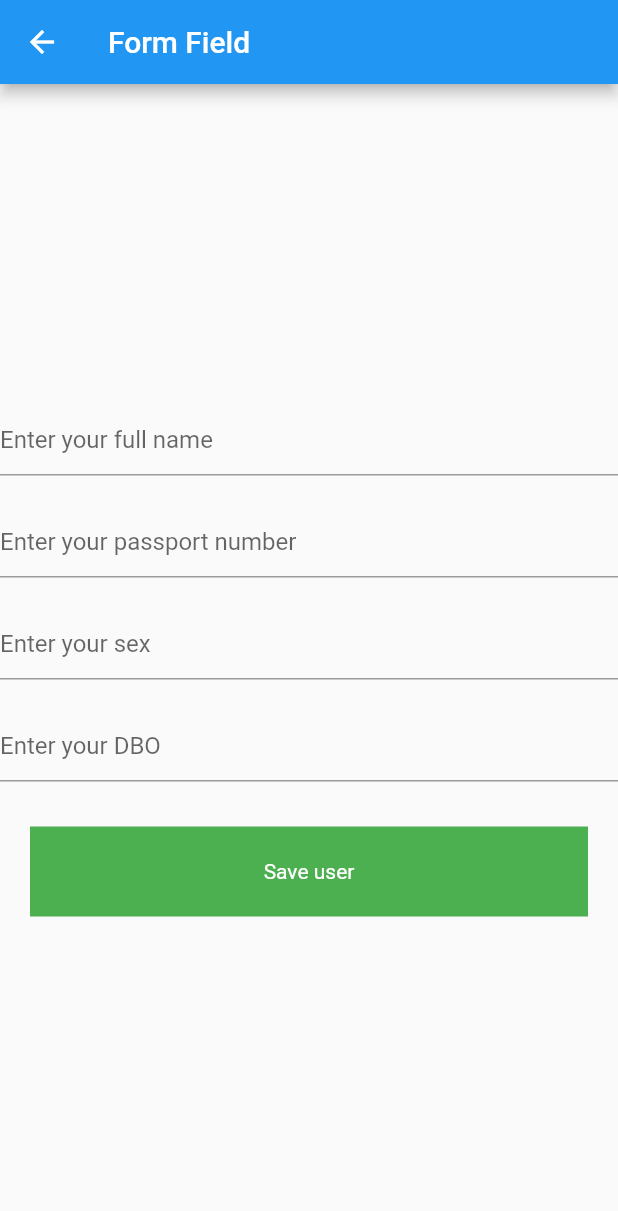
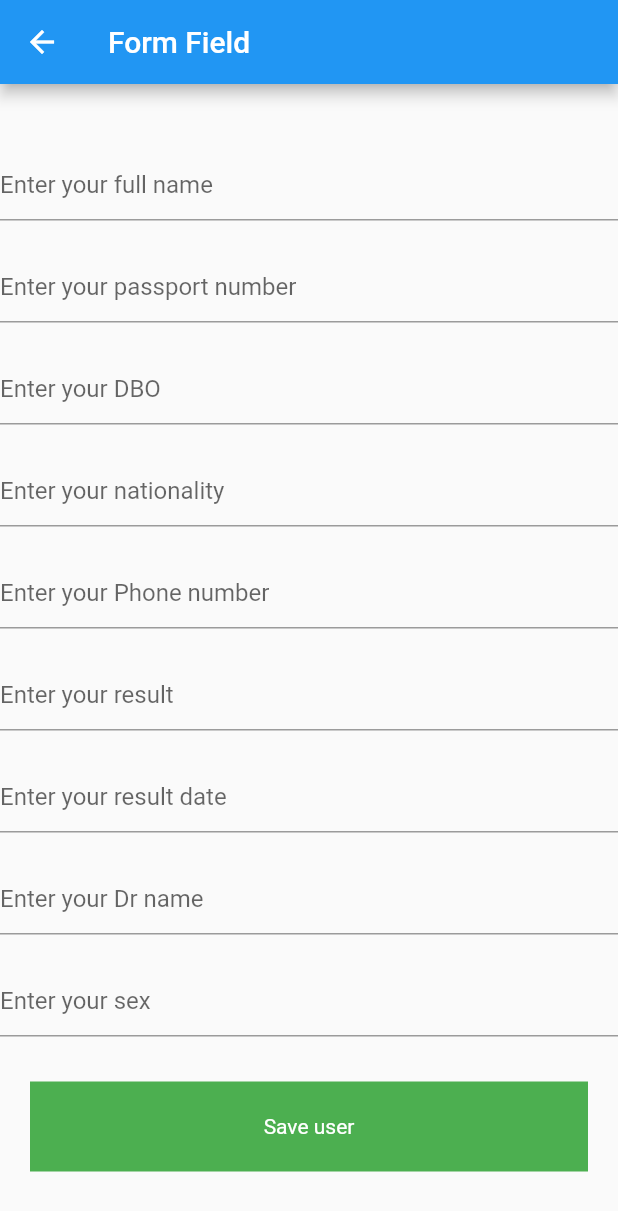
Before and after one commit to Amares03/covid_result_checker, a Flutter app: the MyFormField screen opened directly, after a tap on "Save user", on a phone screen of 412 x 824 dp. Shown: the top 1211 px of the screen. Run offline on Flutter 3.47's test engine with Material 2 defaults, Android fonts, the light colour scheme and no system bars; network calls fail.

Commit message:
set some ignores

```diff
--- a/lib/pages/home_page.dart
+++ b/lib/pages/home_page.dart
@@ -1,4 +1,4 @@
-// ignore_for_file: prefer_const_constructors
+// ignore_for_file: prefer_const_constructors, constant_identifier_names
 
 import 'package:covid_result_checker/widgets/form_field.dart';
 import 'package:flutter/material.dart';
--- a/lib/pages/login_page.dart
+++ b/lib/pages/login_page.dart
@@ -1,3 +1,5 @@
+// ignore_for_file: prefer_const_constructors
+
 import 'package:covid_result_checker/pages/home_page.dart';
 import 'package:flutter/material.dart';
 
--- a/lib/services/createUser.dart
+++ b/lib/services/createUser.dart
@@ -1,3 +1,5 @@
+// ignore_for_file: file_names, prefer_const_declarations
+
 import 'package:http/http.dart' as http;
 import 'dart:convert';
 import 'userModel.dart';
--- a/lib/widgets/form_field.dart
+++ b/lib/widgets/form_field.dart
@@ -1,7 +1,14 @@
+// ignore_for_file: prefer_const_constructors
+
 import 'package:covid_result_checker/pages/home_page.dart';
+import 'package:covid_result_checker/services/createUser.dart';
+import 'package:covid_result_checker/services/userModel.dart';
 import 'package:flutter/material.dart';
 
 //  https://covid-result-tester.herokuapp.com/
+
+CreateUser createUser = CreateUser();
+
 class MyFormField extends StatefulWidget {
   const MyFormField({Key? key, required this.formType}) : super(key: key);
   final Enum formType;
@@ -12,10 +19,14 @@ class MyFormField extends StatefulWidget {
 
 class _MyFormFieldState extends State<MyFormField> {
   TextEditingController fullName = TextEditingController();
-  TextEditingController passportnum = TextEditingController();
+  TextEditingController passportNum = TextEditingController();
+  TextEditingController dbo = TextEditingController();
+  TextEditingController nationality = TextEditingController();
+  TextEditingController phone = TextEditingController();
+  TextEditingController result = TextEditingController();
+  TextEditingController resultDate = TextEditingController();
+  TextEditingController reviewedBy = TextEditingController();
   TextEditingController sex = TextEditingController();
-  TextEditingController dbo = TextEditingController();
-  TextEditingController result = TextEditingController();
 
   @override
   Widget build(BuildContext context) {
@@ -34,19 +45,11 @@ class _MyFormFieldState extends State<MyFormField> {
           ),
           SizedBox(height: 20),
           TextFormField(
-            controller: passportnum,
+            controller: passportNum,
             decoration: InputDecoration(
               hintText: 'Enter your passport number',
             ),
           ),
-          SizedBox(height: 20),
-          if (widget.formType != FormType.DeleteUser)
-            TextFormField(
-              controller: sex,
-              decoration: InputDecoration(
-                hintText: 'Enter your sex',
-              ),
-            ),
           SizedBox(height: 20),
           if (widget.formType != FormType.DeleteUser)
             TextFormField(
@@ -55,10 +58,76 @@ class _MyFormFieldState extends State<MyFormField> {
                 hintText: 'Enter your DBO',
               ),
             ),
+          SizedBox(height: 20),
+          if (widget.formType != FormType.DeleteUser)
+            TextFormField(
+              controller: nationality,
+              decoration: InputDecoration(
+                hintText: 'Enter your nationality',
+              ),
+            ),
+          SizedBox(height: 20),
+          if (widget.formType != FormType.DeleteUser)
+            TextFormField(
+              controller: phone,
+              decoration: InputDecoration(
+                hintText: 'Enter your Phone number',
+              ),
+            ),
+          SizedBox(height: 20),
+          if (widget.formType != FormType.DeleteUser)
+            TextFormField(
+              controller: result,
+              decoration: InputDecoration(
+                hintText: 'Enter your result',
+              ),
+            ),
+          SizedBox(height: 20),
+          if (widget.formType != FormType.DeleteUser)
+            TextFormField(
+              controller: resultDate,
+              decoration: InputDecoration(
+                hintText: 'Enter your result date',
+              ),
+            ),
+          SizedBox(height: 20),
+          if (widget.formType != FormType.DeleteUser)
+            TextFormField(
+              controller: reviewedBy,
+              decoration: InputDecoration(
+                hintText: 'Enter your Dr name',
+              ),
+            ),
+          SizedBox(height: 20),
+          if (widget.formType != FormType.DeleteUser)
+            TextFormField(
+              controller: sex,
+              decoration: InputDecoration(
+                hintText: 'Enter your sex',
+              ),
+              validator: (value) {
+                if (value!.isEmpty) {
+                  return "cannot be empty";
+                } else {
+                  return null;
+                }
+              },
+            ),
           SizedBox(height: 30),
           EditingButton(
-            onTap: () {
-              if (widget.formType == FormType.AddUser) {}
+            onTap: () async {
+              if (widget.formType == FormType.AddUser) {
+                final UserModel user = await createUser.createUser(
+                    fullName.text,
+                    passportNum.text,
+                    dbo.text,
+                    nationality.text,
+                    phone.text,
+                    result.text,
+                    resultDate.text,
+                    reviewedBy.text,
+                    sex.text);
+              }
               if (widget.formType == FormType.UpdateUser) {}
               if (widget.formType == FormType.DeleteUser) {}
             },
```
